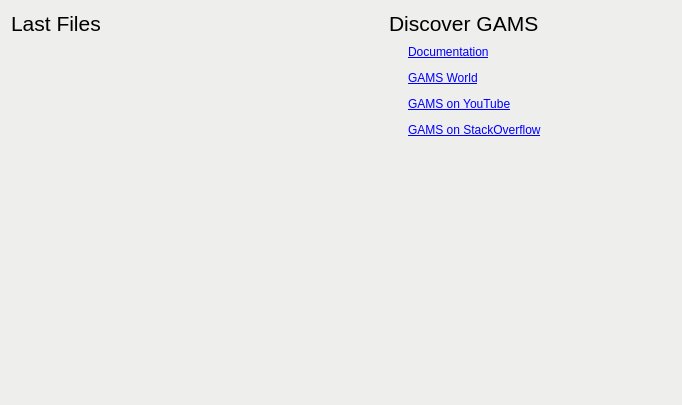
Qt form src/welcomepage.ui (GAMS-dev/studio) before a commit.
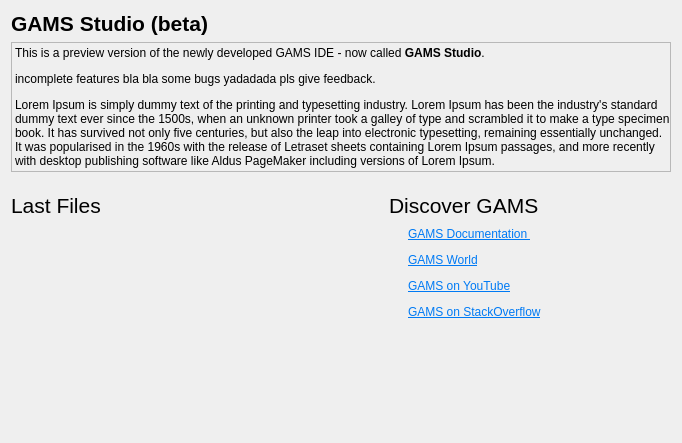
The same form after that commit. Icons and pictures are not drawn.

Commit message: slightly improved welcome page

Diff of the .ui file:
```diff
--- a/src/welcomepage.ui
+++ b/src/welcomepage.ui
@@ -7,7 +7,7 @@
     <x>0</x>
     <y>0</y>
     <width>682</width>
-    <height>405</height>
+    <height>443</height>
    </rect>
   </property>
   <property name="minimumSize">
@@ -23,11 +23,88 @@
    <bool>false</bool>
   </property>
   <property name="styleSheet">
-   <string notr="true">background-color: rgb(238, 238, 236);</string>
+   <string notr="true"/>
   </property>
-  <layout class="QHBoxLayout" name="horizontalLayout">
+  <layout class="QVBoxLayout" name="verticalLayout">
    <item>
-    <layout class="QVBoxLayout" name="verticalLayout_3">
+    <layout class="QVBoxLayout" name="vl_parent">
+     <property name="topMargin">
+      <number>0</number>
+     </property>
+     <property name="bottomMargin">
+      <number>0</number>
+     </property>
+     <item>
+      <widget class="QLabel" name="label">
+       <property name="font">
+        <font>
+         <pointsize>16</pointsize>
+         <weight>75</weight>
+         <bold>true</bold>
+        </font>
+       </property>
+       <property name="text">
+        <string>GAMS Studio (beta)</string>
+       </property>
+      </widget>
+     </item>
+     <item>
+      <widget class="QLabel" name="welcometext">
+       <property name="sizePolicy">
+        <sizepolicy hsizetype="Minimum" vsizetype="Minimum">
+         <horstretch>0</horstretch>
+         <verstretch>0</verstretch>
+        </sizepolicy>
+       </property>
+       <property name="styleSheet">
+        <string notr="true"/>
+       </property>
+       <property name="frameShape">
+        <enum>QFrame::StyledPanel</enum>
+       </property>
+       <property name="frameShadow">
+        <enum>QFrame::Plain</enum>
+       </property>
+       <property name="text">
+        <string>&lt;html&gt;&lt;head/&gt;&lt;body&gt;&lt;p&gt;This is a preview version of the newly developed GAMS IDE - now called &lt;span style=&quot; font-weight:600;&quot;&gt;GAMS Studio&lt;/span&gt;.&lt;/p&gt;&lt;p&gt;incomplete features bla bla some bugs yadadada pls give feedback.&lt;/p&gt;&lt;p&gt;Lorem Ipsum is simply dummy text of the printing and typesetting industry. Lorem Ipsum has been the industry's standard dummy text ever since the 1500s, when an unknown printer took a galley of type and scrambled it to make a type specimen book. It has survived not only five centuries, but also the leap into electronic typesetting, remaining essentially unchanged. It was popularised in the 1960s with the release of Letraset sheets containing Lorem Ipsum passages, and more recently with desktop publishing software like Aldus PageMaker including versions of Lorem Ipsum.&lt;/p&gt;&lt;/body&gt;&lt;/html&gt;</string>
+       </property>
+       <property name="alignment">
+        <set>Qt::AlignLeading|Qt::AlignLeft|Qt::AlignTop</set>
+       </property>
+       <property name="wordWrap">
+        <bool>true</bool>
+       </property>
+      </widget>
+     </item>
+     <item>
+      <spacer name="verticalSpacer">
+       <property name="orientation">
+        <enum>Qt::Vertical</enum>
+       </property>
+       <property name="sizeType">
+        <enum>QSizePolicy::Fixed</enum>
+       </property>
+       <property name="sizeHint" stdset="0">
+        <size>
+         <width>0</width>
+         <height>15</height>
+        </size>
+       </property>
+      </spacer>
+     </item>
+     <item>
+      <layout class="QHBoxLayout" name="hl_children">
+       <property name="rightMargin">
+        <number>0</number>
+       </property>
+       <property name="bottomMargin">
+        <number>0</number>
+       </property>
+       <item>
+        <layout class="QVBoxLayout" name="vl_history">
+         <property name="sizeConstraint">
+          <enum>QLayout::SetNoConstraint</enum>
+         </property>
      <item>
       <widget class="QLabel" name="label_19">
        <property name="font">
@@ -50,14 +127,16 @@
        </property>
        <property name="sizeHint" stdset="0">
         <size>
-         <width>20</width>
-         <height>40</height>
+             <width>1</width>
+             <height>1</height>
         </size>
        </property>
       </spacer>
      </item>
     </layout>
    </item>
+       <item>
+        <layout class="QVBoxLayout" name="vl_welcometext">
    <item>
     <spacer name="horizontalSpacer_12">
      <property name="orientation">
@@ -69,13 +148,15 @@
      <property name="sizeHint" stdset="0">
       <size>
        <width>20</width>
-       <height>20</height>
+             <height>0</height>
       </size>
      </property>
     </spacer>
    </item>
+        </layout>
+       </item>
    <item>
-    <layout class="QVBoxLayout" name="verticalLayout">
+        <layout class="QVBoxLayout" name="vl_links">
      <item>
       <widget class="QLabel" name="label_5">
        <property name="font">
@@ -106,7 +187,20 @@
        <item row="0" column="1">
         <widget class="QLabel" name="label_documentation">
          <property name="text">
-          <string>&lt;a href=&quot;https://www.gams.com/latest/docs/&quot;&gt;Documentation&lt;/a&gt;</string>
+              <string>&lt;html&gt;
+&lt;head/&gt;
+&lt;body&gt;
+&lt;p&gt;
+&lt;img src=&quot;:/img/gamsicon_16x16.png&quot; /&gt;
+&lt;a href=&quot;https://www.gams.com/latest/docs/&quot;&gt;
+&lt;span style=&quot; text-decoration: underline; color:#007af4;&quot;&gt;GAMS Documentation &lt;/span&gt;
+&lt;/a&gt;
+&lt;/p&gt;
+&lt;/body&gt;
+&lt;/html&gt;</string>
+             </property>
+             <property name="scaledContents">
+              <bool>false</bool>
          </property>
         </widget>
        </item>
@@ -126,7 +220,7 @@
        <item row="1" column="1">
         <widget class="QLabel" name="label_gamsworld">
          <property name="text">
-          <string>&lt;a href=&quot;http://gamsworld.org/&quot;&gt;GAMS World&lt;/a&gt;</string>
+              <string>&lt;html&gt;&lt;head/&gt;&lt;body&gt;&lt;p&gt;&lt;img src=&quot;:/img/gamsworld_16x16.gif&quot;/&gt;&lt;a href=&quot;http://gamsworld.org/&quot;&gt;&lt;span style=&quot; text-decoration: underline; color:#007af4;&quot;&gt;GAMS World&lt;/span&gt;&lt;/a&gt;&lt;/p&gt;&lt;/body&gt;&lt;/html&gt;</string>
          </property>
         </widget>
        </item>
@@ -146,7 +240,7 @@
        <item row="2" column="1">
         <widget class="QLabel" name="label_gamsyoutube">
          <property name="text">
-          <string>&lt;a href=&quot;https://www.youtube.com/user/GAMSLessons&quot;&gt;GAMS on YouTube&lt;/a&gt;</string>
+              <string>&lt;html&gt;&lt;head/&gt;&lt;body&gt;&lt;p&gt;&lt;img src=&quot;:/img/gamsicon_16x16.png&quot;/&gt;&lt;a href=&quot;https://www.youtube.com/user/GAMSLessons&quot;&gt;&lt;span style=&quot; text-decoration: underline; color:#007af4;&quot;&gt;GAMS on YouTube&lt;/span&gt;&lt;/a&gt;&lt;/p&gt;&lt;/body&gt;&lt;/html&gt;</string>
          </property>
         </widget>
        </item>
@@ -166,7 +260,7 @@
        <item row="3" column="1">
         <widget class="QLabel" name="label_stackoverflow">
          <property name="text">
-          <string>&lt;a href=&quot;https://stackoverflow.com/questions/tagged/gams-math&quot;&gt;GAMS on StackOverflow&lt;/a&gt;</string>
+              <string>&lt;html&gt;&lt;head/&gt;&lt;body&gt;&lt;p&gt;&lt;img src=&quot;:/img/gamsicon_16x16.png&quot;/&gt;&lt;a href=&quot;https://stackoverflow.com/questions/tagged/gams-math&quot;&gt;&lt;span style=&quot; text-decoration: underline; color:#007af4;&quot;&gt; GAMS on StackOverflow&lt;/span&gt;&lt;/a&gt;&lt;/p&gt;&lt;/body&gt;&lt;/html&gt;</string>
          </property>
         </widget>
        </item>
@@ -179,11 +273,15 @@
        </property>
        <property name="sizeHint" stdset="0">
         <size>
-         <width>20</width>
-         <height>40</height>
+             <width>1</width>
+             <height>1</height>
         </size>
        </property>
       </spacer>
+         </item>
+        </layout>
+       </item>
+      </layout>
      </item>
     </layout>
    </item>
```
Left out of the diff: 9 changed lines with no effect on the pictures. Lines whose indentation alone changed are shown as unchanged. The commit also changes 4 other files.
